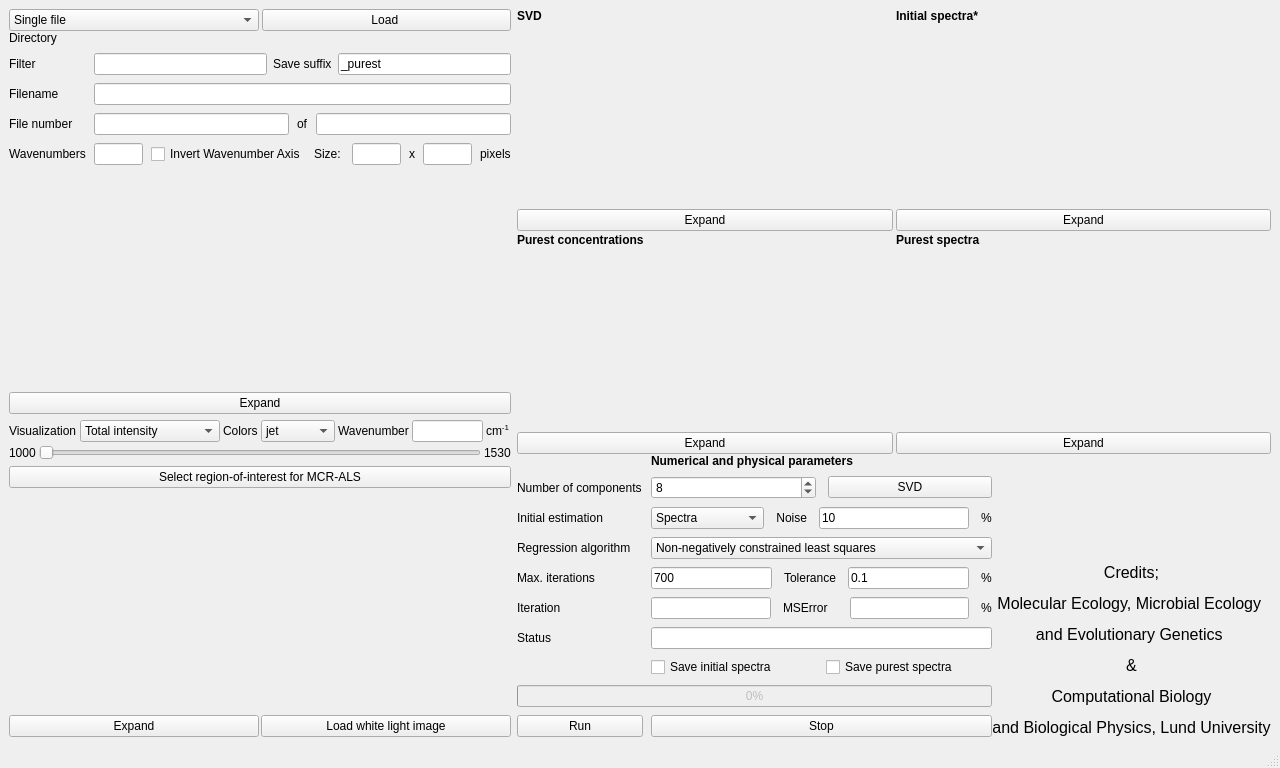
ctroein/octavvs, file octavvs/mcr/mcr_final_loc.ui: the form before one commit.
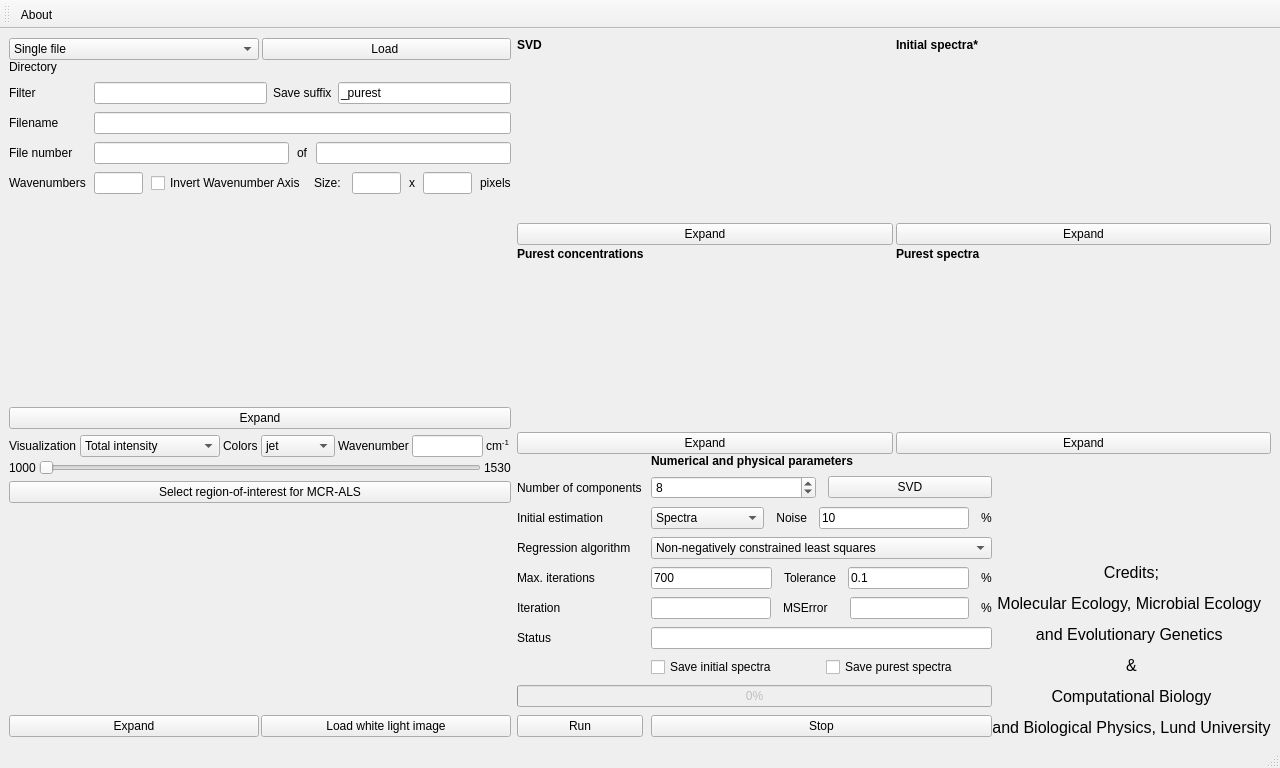
The form after the commit. Icons and pictures are not drawn. Custom widgets are drawn as their Qt base class.

Commit message:
Added ICon + About + src file + table view edited
Next to do Save table

Patch:
```diff
--- a/octavvs/mcr/mcr_final_loc.ui
+++ b/octavvs/mcr/mcr_final_loc.ui
@@ -946,11 +946,28 @@
    </layout>
   </widget>
   <widget class="QStatusBar" name="statusBar"/>
+  <widget class="QToolBar" name="toolBar">
+   <property name="windowTitle">
+    <string>toolBar</string>
+   </property>
+   <attribute name="toolBarArea">
+    <enum>TopToolBarArea</enum>
+   </attribute>
+   <attribute name="toolBarBreak">
+    <bool>false</bool>
+   </attribute>
+   <addaction name="actionAbout"/>
+  </widget>
   <action name="actionLocal_MCR_ALS">
    <property name="text">
     <string>Local MCR-ALS</string>
    </property>
   </action>
+  <action name="actionAbout">
+   <property name="text">
+    <string>About</string>
+   </property>
+  </action>
  </widget>
  <customwidgets>
   <customwidget>
```
Left out of the diff: 8 changed lines with no effect on the pictures. The commit also changes 17 other files.
